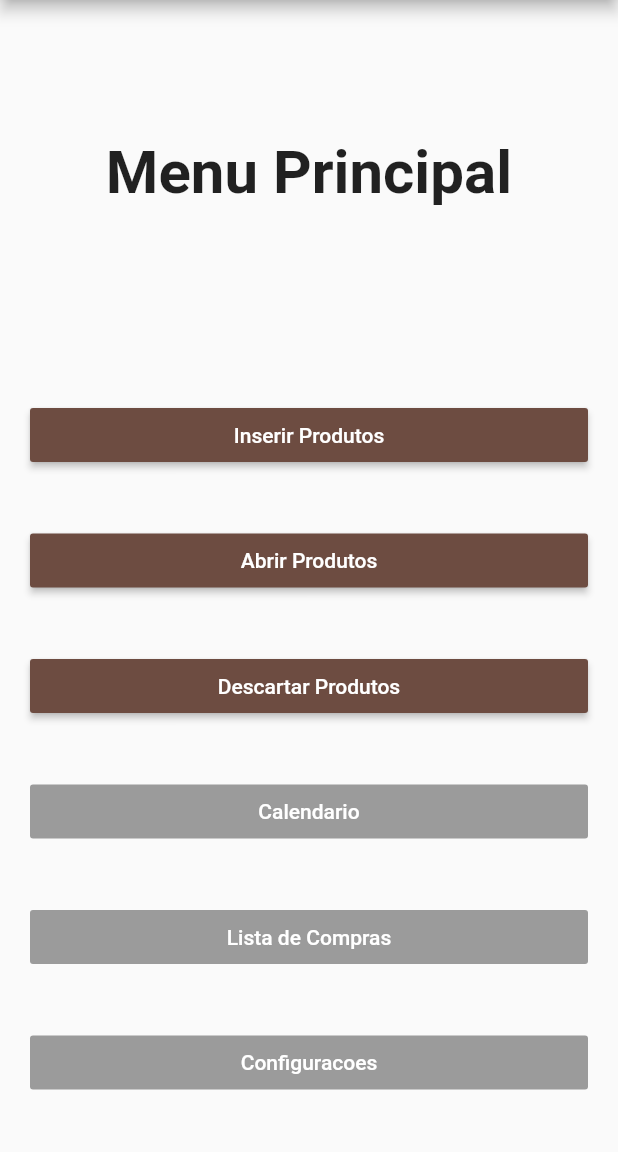
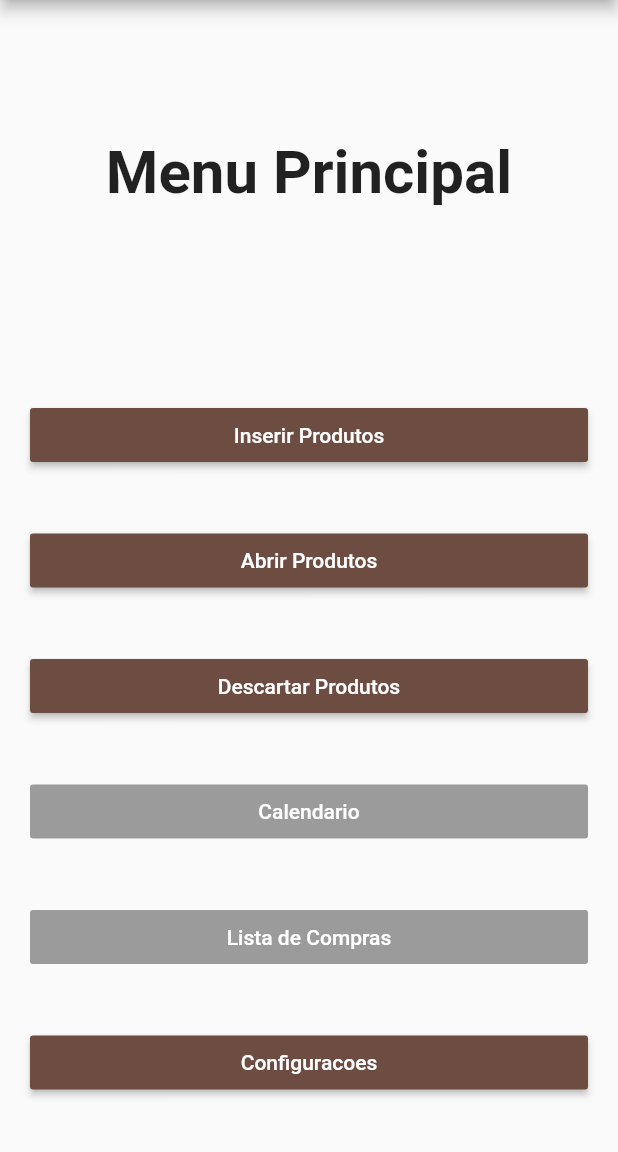
Before and after one commit to eryckkazeker/despensa, a Flutter app: the screen it shows after launch, on a phone screen of 412 x 824 dp, the part 84-1236 px from its top. Run offline on Flutter 3.47's test engine with Material 2 defaults, Android fonts, the phone set to English and light mode, and no system bars; our stand-ins replace flutter_local_notifications, numberpicker, sqflite; missing offline and left inert: barcode_scan; accounts and stored records are empty.

Commit message:
Started notification feature

```diff
--- a/despensa/lib/database/dbhelper.dart
+++ b/despensa/lib/database/dbhelper.dart
@@ -1,4 +1,5 @@
 import 'package:despensa/database/ean_info_dao.dart';
+import 'package:despensa/database/notification_dao.dart';
 import 'package:despensa/database/product_dao.dart';
 import 'package:sqflite/sqflite.dart';
 import 'dart:io';
@@ -38,6 +39,7 @@ class DbHelper {
   void _createDb(Database db, int newVersion) async {
     await db.execute(EanInfoDao.createTable);
     await db.execute(ProductDao.createTable);
+    await db.execute(NotificationDao.createTable);
   }
 
   void _onUpgrade(Database db, int oldVersion, int newVersion) async {
--- a/despensa/lib/screens/expiration_date_screen.dart
+++ b/despensa/lib/screens/expiration_date_screen.dart
@@ -1,4 +1,5 @@
 import 'package:despensa/database/product_dao.dart';
+import 'package:despensa/util/notification_helper.dart';
 import 'package:flutter/material.dart';
 
 import '../util/formatter.dart';
@@ -161,6 +162,8 @@ class ExpirationDateScreenState extends State<ExpirationDateScreen> {
       DialogManager.showGenericDialog(context, 'Erro', 'Erro ao salvar produto, tente novamente');
     }
 
+    NotificationHelper.showNotification(product, product.expirationDate);
+
     setState(() {
       this._loopQuantity--;
       this._loopCount++;
--- a/despensa/lib/screens/main_menu.dart
+++ b/despensa/lib/screens/main_menu.dart
@@ -1,3 +1,4 @@
+import 'package:despensa/util/notification_helper.dart';
 import 'package:flutter/material.dart';
 
 import 'package:despensa/models/scan_mode.dart';
@@ -10,9 +11,7 @@ class MainMenu extends StatelessWidget {
   @override
   Widget build(BuildContext context) {
     return Scaffold(
-      appBar: AppBar(
-        title: Text('Despensa')
-      ),
+      appBar: AppBar(title: Text('Despensa')),
       body: Center(
         child: Column(
           crossAxisAlignment: CrossAxisAlignment.stretch,
@@ -23,7 +22,7 @@ class MainMenu extends StatelessWidget {
                     child: Container(
                   constraints: BoxConstraints.expand(),
                   child: Align(
-                    child:Text(
+                    child: Text(
                       'Menu Principal',
                       style: TextStyle(
                         fontWeight: FontWeight.bold,
@@ -32,9 +31,7 @@ class MainMenu extends StatelessWidget {
                     ),
                   ),
                   width: 100,
-                  )
-                )
-              ),
+                ))),
             Expanded(
                 flex: 7,
                 child: Container(
@@ -45,56 +42,45 @@ class MainMenu extends StatelessWidget {
                       crossAxisAlignment: CrossAxisAlignment.stretch,
                       children: <Widget>[
                         MenuButton(
-                        'Inserir Produtos',
-                        () =>_insertProducts(context),
-                        textColor: Colors.white
-                      ),
+                            'Inserir Produtos', () => _insertProducts(context),
+                            textColor: Colors.white),
                         MenuButton(
-                        'Abrir Produtos',
-                        () => _openProduct(context),
-                        textColor: Colors.white
-                      ),
-                      MenuButton(
-                        'Descartar Produtos',
+                            'Abrir Produtos', () => _openProduct(context),
+                            textColor: Colors.white),
+                        MenuButton('Descartar Produtos',
                             () => _discardProduct(context),
-                        textColor: Colors.white
-                      ),
-                      MenuButton(
-                        'Calendario',
-                        null,
-                        textColor: Colors.white
-                      ),
-                      MenuButton(
-                        'Lista de Compras',
-                        null,
-                        textColor: Colors.white
-                      ),
-                      MenuButton(
-                        'Configuracoes',
-                        null,
-                        textColor: Colors.white
-                      )
+                            textColor: Colors.white),
+                        MenuButton('Calendario', null, textColor: Colors.white),
+                        MenuButton('Lista de Compras', null,
+                            textColor: Colors.white),
+                        MenuButton('Configuracoes', NotificationHelper.showBigTextNotification,
+                            textColor: Colors.white)
                       ],
                     ),
                   ),
-                )
-              )
+                ))
           ],
         ),
-      )
-      ,
+      ),
     );
   }
 
   void _insertProducts(context) {
-    Navigator.push(context, MaterialPageRoute(builder: (context) => Scanner(ScanMode.insertProduct)));
+    Navigator.push(
+        context,
+        MaterialPageRoute(
+            builder: (context) => Scanner(ScanMode.insertProduct)));
   }
 
   void _openProduct(context) {
-    Navigator.push(context, MaterialPageRoute(builder: (context) => Scanner(ScanMode.openProduct)));
+    Navigator.push(context,
+        MaterialPageRoute(builder: (context) => Scanner(ScanMode.openProduct)));
   }
 
   void _discardProduct(context) {
-    Navigator.push(context, MaterialPageRoute(builder: (context) => Scanner(ScanMode.discardProduct)));
+    Navigator.push(
+        context,
+        MaterialPageRoute(
+            builder: (context) => Scanner(ScanMode.discardProduct)));
   }
 }
--- a/despensa/pubspec.yaml
+++ b/despensa/pubspec.yaml
@@ -28,7 +28,7 @@ dependencies:
   path_provider: any
   numberpicker: "1.2.0"
   http: any
-
+  flutter_local_notifications:
 
   # The following adds the Cupertino Icons font to your application.
   # Use with the CupertinoIcons class for iOS style icons.
```
Also changed, not shown: despensa/lib/database/notification_dao.dart (added, +57 -0 lines), despensa/lib/models/notification.dart (added, +26 -0 lines), despensa/lib/util/notification_helper.dart (added, +71 -0 lines), 1 other file. Lines whose indentation alone changed are shown as unchanged.
